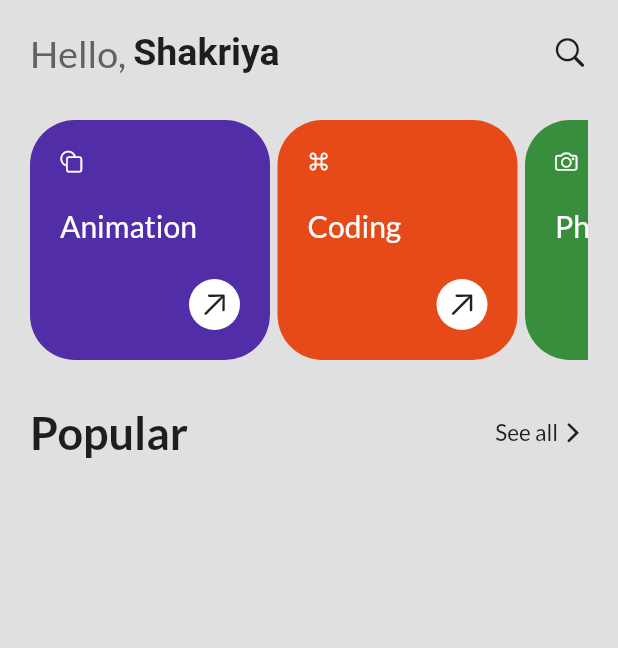
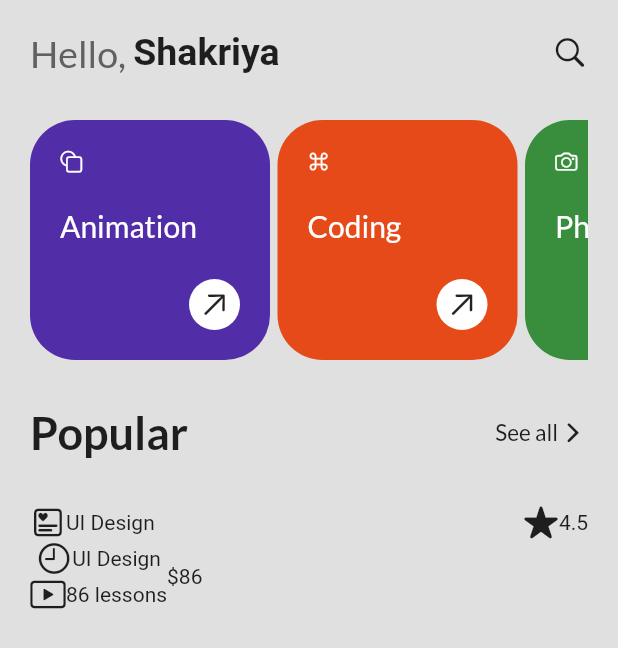
Before and after one commit to ShakriyaPanday/elearning, a Flutter app: the screen it shows after launch, on a phone screen of 412 x 824 dp. Shown: the top 648 px of the screen. Run offline on Flutter 3.47's test engine with Material 2 defaults, Android fonts, the phone set to English and light mode, and no system bars; our stand-ins replace google_fonts; Roboto replaces fonts that are missing (Actor).

Commit message:
course outline

```diff
--- a/lib/pages/homepage.dart
+++ b/lib/pages/homepage.dart
@@ -1,4 +1,5 @@
 import 'package:elearning/utils/categories.dart';
+import 'package:elearning/utils/course.dart';
 import 'package:elearning/utils/popular.dart';
 import 'package:elearning/utils/profile.dart';
 import 'package:flutter/cupertino.dart';
@@ -25,7 +26,11 @@ class HomePage extends StatelessWidget {
               SizedBox(
                 height: 30,
               ),
-              PopularTrend()
+              PopularTrend(),
+              SizedBox(
+                height: 30,
+              ),
+              CourseView(),
             ],
           ),
         ),
--- /dev/null
+++ b/lib/utils/course.dart
@@ -0,0 +1,50 @@
+import 'package:flutter/cupertino.dart';
+import 'package:flutter/material.dart';
+
+class CourseView extends StatelessWidget {
+  const CourseView({super.key});
+
+  @override
+  Widget build(BuildContext context) {
+    return Container(
+      child: Column(
+        children: [
+          Row(
+            mainAxisAlignment: MainAxisAlignment.spaceBetween,
+            children: [
+              Row(
+                children: [
+                  Icon(CupertinoIcons.square_favorites_alt),
+                  Text("UI Design")
+                ],
+              ),
+              Row(
+                children: [Icon(CupertinoIcons.star_fill), Text("4.5")],
+              ),
+            ],
+          ),
+          Row(
+            children: [
+              Column(
+                children: [
+                  Row(
+                    children: [Icon(CupertinoIcons.clock), Text("UI Design")],
+                  ),
+                  Row(
+                    children: [
+                      Icon(CupertinoIcons.play_rectangle),
+                      Text("86 lessons")
+                    ],
+                  ),
+                ],
+              ),
+              Container(
+                child: Text("\$86"),
+              )
+            ],
+          )
+        ],
+      ),
+    );
+  }
+}
```
Also changed, not shown: lib/utils/coursedesign.dart (added).
